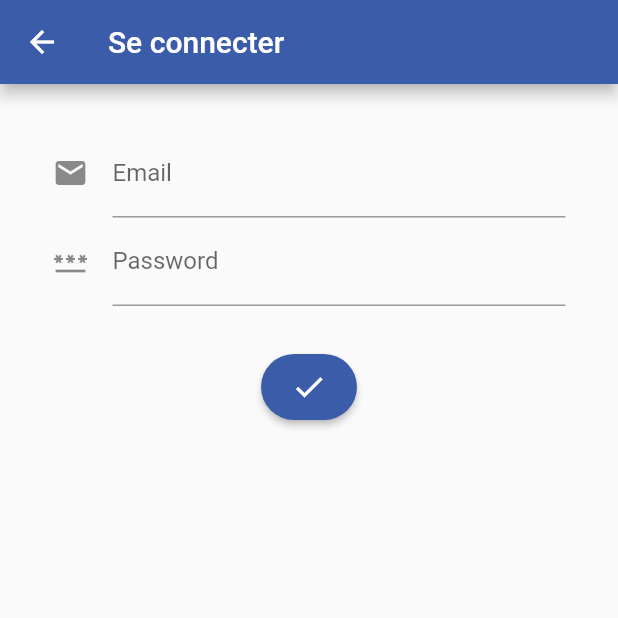
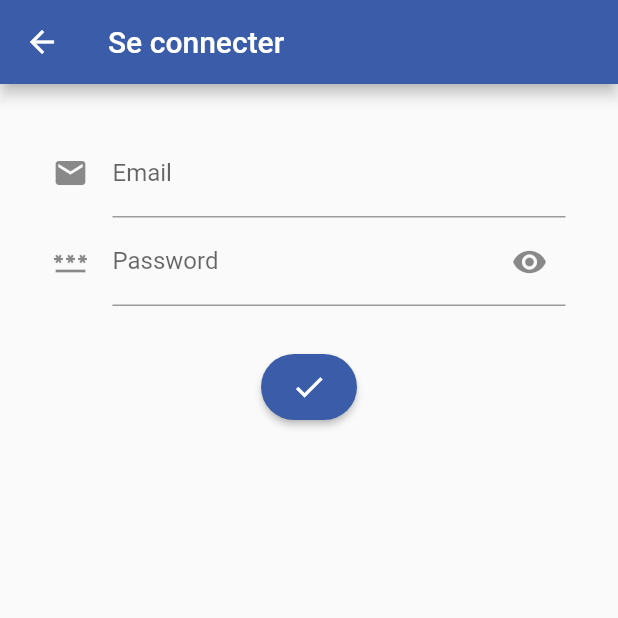
Before and after one commit to TyTy-cf/fluter_aformac, a Flutter app: the Login screen opened directly, on a phone screen of 412 x 824 dp, the top half of it. Run offline on Flutter 3.47's test engine with Material 2 defaults, Android fonts, the phone set to English and light mode, and no system bars; drawn by our look-alikes of flutter_form_builder; our stand-ins replace form_builder_validators, hive, isar, shared_preferences; accounts and stored records are empty.

Commit message:
hide/show password button

```diff
--- a/lib/views/form/login.dart
+++ b/lib/views/form/login.dart
@@ -25,6 +25,7 @@ class _LoginState extends State<Login> {
   final _formKey = GlobalKey<FormBuilderState>();
   Icon iconValidation = const Icon(Icons.check);
   Color primary = CustomColor.bluePokemon;
+  bool hidePassword = true;
 
   @override
   void initState() {
@@ -72,12 +73,18 @@ class _LoginState extends State<Login> {
                               FormBuilderTextField(
                                 name: 'password',
                                 // masque le contenu de l'input
-                                obscureText: true,
-                                decoration: const InputDecoration(
+                                obscureText: hidePassword,
+                                decoration: InputDecoration(
                                   // Placeholder de votre input
                                   hintText: 'Password',
                                   labelText: 'Password',
-                                  icon: Icon(Icons.password)
+                                  icon: const Icon(Icons.password),
+                                  suffixIcon: IconButton(
+                                    onPressed: () => setState(() {
+                                      hidePassword = !hidePassword;
+                                    }),
+                                    icon: hidePassword ? const Icon(Icons.visibility) : const Icon(Icons.visibility_off)
+                                  )
                                 ),
                                 validator: FormBuilderValidators.compose([
                                   FormBuilderValidators.required(
```
